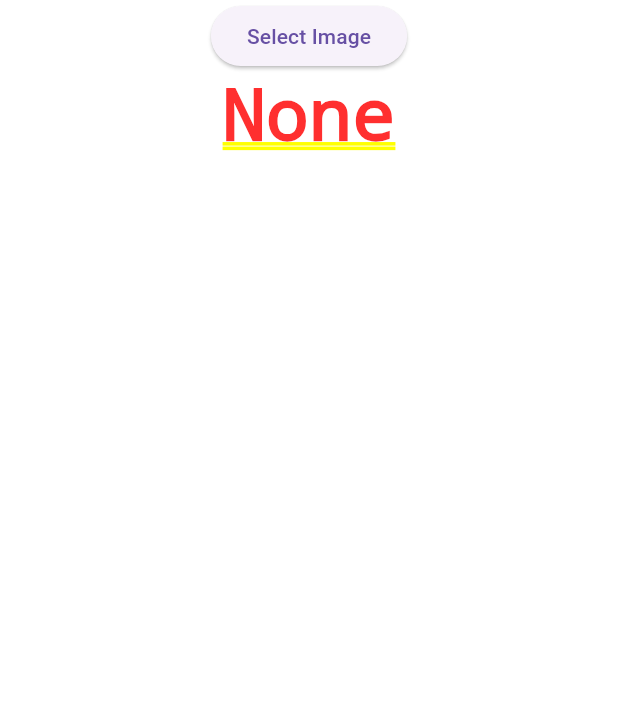
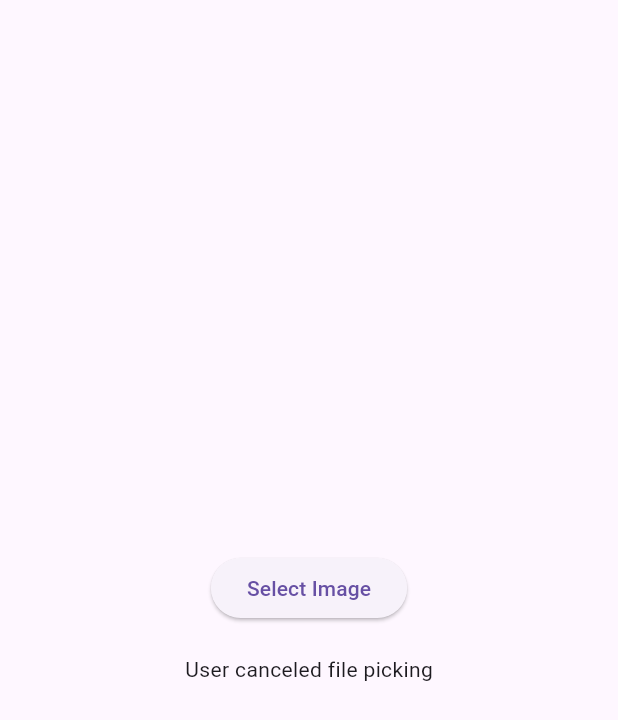
Before and after one commit to thomasjohanjojo/PartyFinderApp, a Flutter app: the screen it shows after launch, after a tap on "Select Image", on a phone screen of 412 x 824 dp. Shown: the top 720 px of the screen. Run offline on Flutter 3.47's test engine with Material 3 defaults, Android fonts, the phone set to English and light mode, and no system bars; our stand-ins replace file_picker.

Commit message:
Added code to select and display the image

```diff
--- a/party_finder_app_flutter_project/lib/main.dart
+++ b/party_finder_app_flutter_project/lib/main.dart
@@ -1,4 +1,7 @@
+import 'dart:io';
+import 'package:flutter/foundation.dart'; // For kIsWeb
 import 'package:flutter/material.dart';
+import 'package:file_picker/file_picker.dart';
 
 void main() {
   runApp(const RootWidget());
@@ -11,38 +14,82 @@ class RootWidget extends StatefulWidget {
 }
 
 class SelectThePicturePage extends State<RootWidget> {
-  Widget currentWidgetBeingDisplayed = Text("ImageWillBeDisplayedHere");
+  Widget currentWidgetBeingDisplayed =
+      const Text("Image will be displayed here");
 
-  void openTheImageSelectorWindowUsingWindowsExplorer() {
-    setState(() {
-      currentWidgetBeingDisplayed = ExplorerPageWidgetForSelectingTheImage();
-    });
+  // Function to open file explorer and display image
+  void openFileExplorer() async {
+    FilePickerResult? result = await FilePicker.platform.pickFiles(
+      type: FileType.image,
+      allowMultiple: false,
+      withData: true, // Important: Get the file data!
+    );
+
+    if (result != null) {
+      PlatformFile file = result.files.first;
+      print("Selected file path: ${file.path}");
+
+      setState(() {
+        if (kIsWeb) {
+          // Web: Use Image.memory with the file bytes.
+          if (file.bytes != null) {
+            currentWidgetBeingDisplayed = ConstrainedBox(
+              constraints: const BoxConstraints(maxHeight: 500, maxWidth: 500),
+              child: Image.memory(file.bytes!, fit: BoxFit.contain),
+            );
+          } else if (file.path != null) {
+            currentWidgetBeingDisplayed = ConstrainedBox(
+              // Use ConstrainedBox
+              constraints: const BoxConstraints(maxHeight: 500, maxWidth: 500),
+              child: Image.network(file.path!, fit: BoxFit.contain),
+            );
+          } else {
+            currentWidgetBeingDisplayed = const Text("Could not display image");
+          }
+        } else {
+          // Mobile (Android/iOS): Use Image.file with the file path.
+          currentWidgetBeingDisplayed = ConstrainedBox(
+            // Use ConstrainedBox
+            constraints: const BoxConstraints(
+                maxHeight: 500, maxWidth: 500), // Set max height and width
+            child: Image.file(File(file.path!),
+                fit: BoxFit.contain), // Use BoxFit.contain
+          );
+        }
+      });
+    } else {
+      // User canceled the picker
+      print("User canceled file picking");
+      setState(() {
+        currentWidgetBeingDisplayed = const Text("User canceled file picking");
+      });
+    }
   }
 
   @override
   Widget build(BuildContext context) {
     return MaterialApp(
-      home: Column(children: <Widget>[
-        ElevatedButton(
-            onPressed: openTheImageSelectorWindowUsingWindowsExplorer,
-            child: Text("Select Image")),
-        currentWidgetBeingDisplayed
-      ]),
+      home: Scaffold(
+        // Added Scaffold for better layout
+        body: Center(
+          // Centered the content
+          child: Padding(
+            padding: const EdgeInsets.all(16.0),
+            child: Column(
+              mainAxisAlignment:
+                  MainAxisAlignment.center, // Centered vertically
+              children: <Widget>[
+                ElevatedButton(
+                  onPressed: openFileExplorer,
+                  child: const Text("Select Image"),
+                ),
+                const SizedBox(height: 20), // Added some spacing
+                currentWidgetBeingDisplayed, //  Use directly
+              ],
+            ),
+          ),
+        ),
+      ),
     );
   }
 }
-
-class ExplorerPageWidgetForSelectingTheImage extends StatefulWidget {
-  const ExplorerPageWidgetForSelectingTheImage({Key? key}) : super(key: key);
-
-  @override
-  StateOfExplorerPageWidgetForSelectingTheImage createState() =>
-      StateOfExplorerPageWidgetForSelectingTheImage();
-}
-
-class StateOfExplorerPageWidgetForSelectingTheImage
-    extends State<ExplorerPageWidgetForSelectingTheImage> {
-  Widget build(BuildContext context) {
-    return Container(child: Text("None"));
-  }
-}
--- a/party_finder_app_flutter_project/pubspec.yaml
+++ b/party_finder_app_flutter_project/pubspec.yaml
@@ -9,6 +9,7 @@ environment:
 dependencies:
   flutter:
     sdk: flutter
+  file_picker: ^10.1.2 # or the latest version
 
 dev_dependencies:
   flutter_test:
```
Also changed, not shown: party_finder_app_flutter_project/pubspec.lock, 1 other file.
